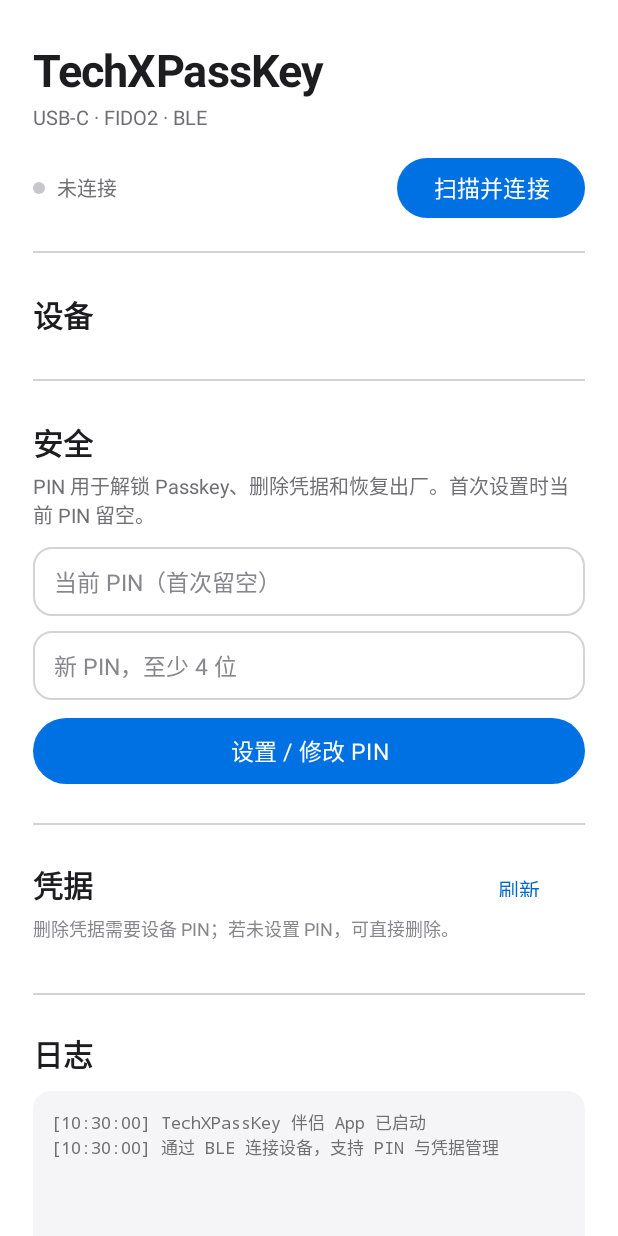
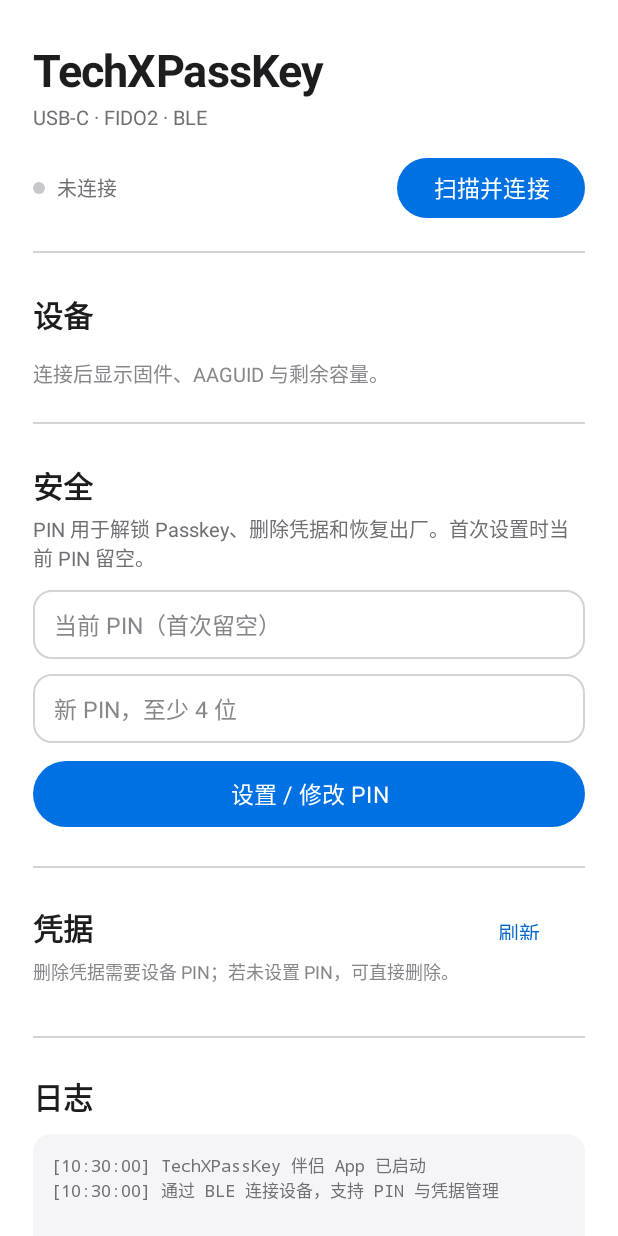
Before and after one commit to Ender-Drate/esp32-passkey, an Android app: the screen it shows after launch (MainActivity), on a phone screen of 412 x 824 dp. Run offline under Robolectric (Android 15) with nearby library versions, the phone set to English and light mode, and no system bars.

Commit message:
fix(android): show device info placeholder when disconnected

```diff
--- a/android/app/src/main/java/io/github/enderdrate/techxpasskey/MainActivity.java
+++ b/android/app/src/main/java/io/github/enderdrate/techxpasskey/MainActivity.java
@@ -389,6 +389,7 @@ public class MainActivity extends AppCompatActivity {
             clearInfo();
             return;
         }
+        b.deviceHint.setVisibility(View.GONE);
         clearInfo();
         addInfoRow("固件", firmware(info.firmwareVersion));
         addInfoRow("AAGUID", hex(info.aaguid));
@@ -401,6 +402,7 @@ public class MainActivity extends AppCompatActivity {
 
     private void clearInfo() {
         b.infoContainer.removeAllViews();
+        b.deviceHint.setVisibility(View.VISIBLE);
     }
 
     private void addInfoRow(String label, String value) {
--- a/android/app/src/main/res/layout/activity_main.xml
+++ b/android/app/src/main/res/layout/activity_main.xml
@@ -84,6 +84,15 @@
             android:layout_height="wrap_content"
             android:layout_marginTop="6dp"
             android:orientation="vertical" />
+
+        <TextView
+            android:id="@+id/deviceHint"
+            android:layout_width="match_parent"
+            android:layout_height="wrap_content"
+            android:layout_marginTop="8dp"
+            android:text="连接后显示固件、AAGUID 与剩余容量。"
+            android:textColor="@color/ink3"
+            android:textSize="13sp" />
 
         <View
             android:layout_width="match_parent"
```
Also changed, not shown: 2 other files.
